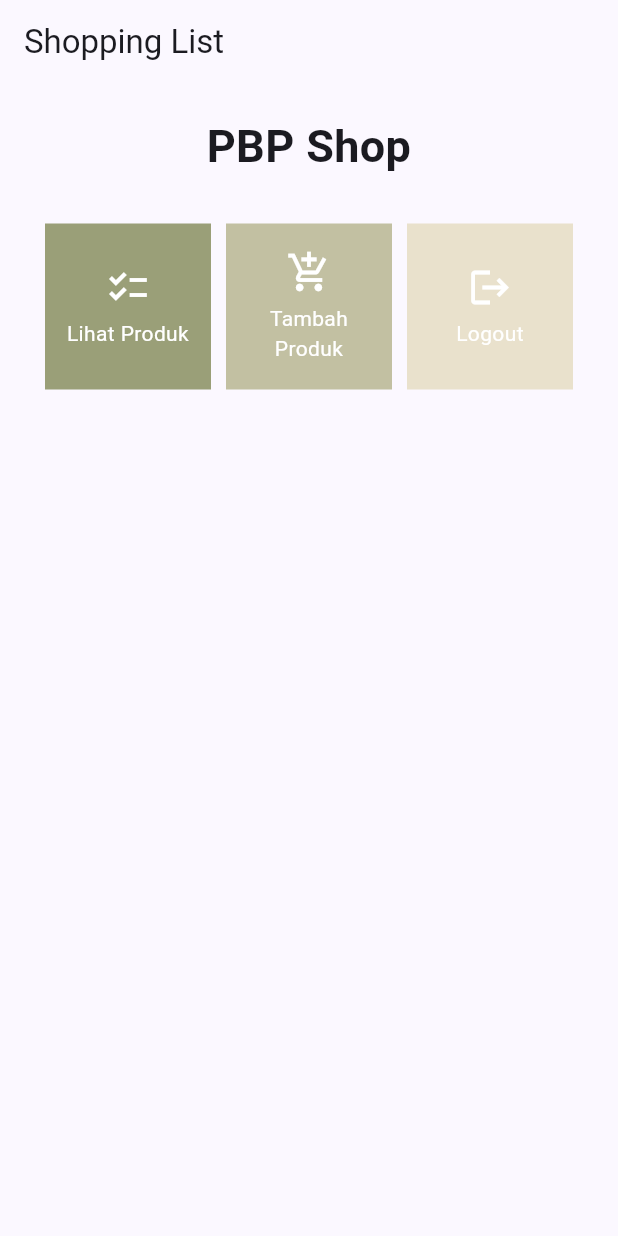
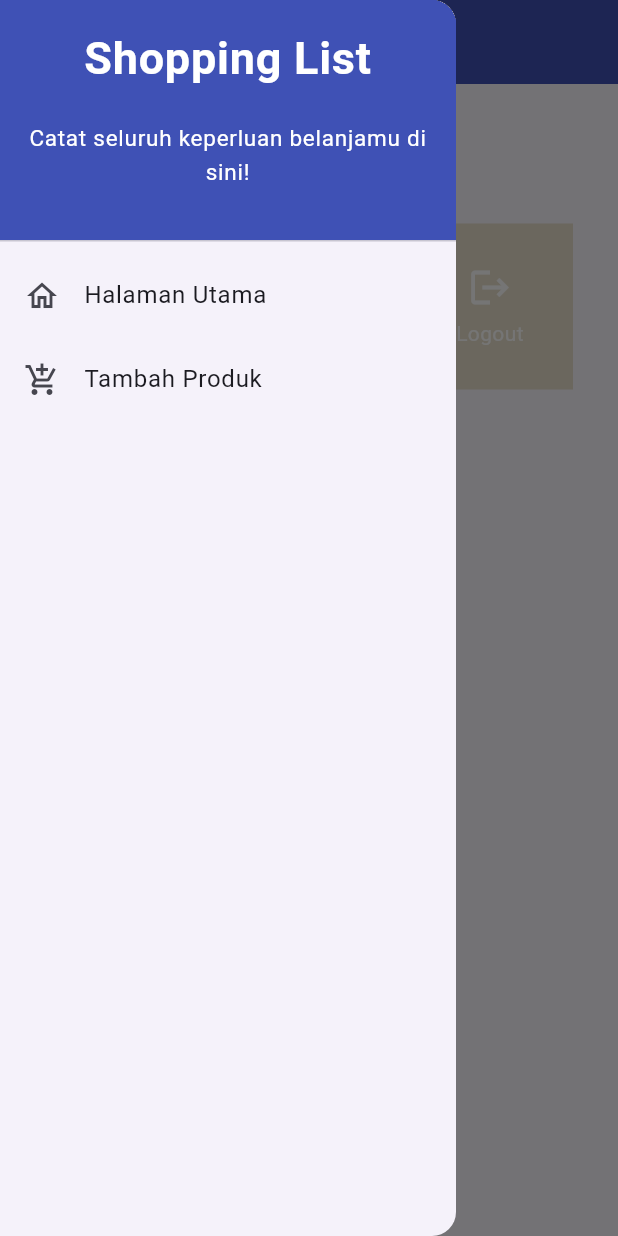
Before and after one commit to g0lgi/toko-kadal-mobile, a Flutter app: the screen it shows after launch, with the side drawer open (before the commit the screen has no drawer), on a phone screen of 412 x 824 dp. Run offline on Flutter 3.47's test engine with Material 2 defaults, Android fonts, the phone set to English and light mode, and no system bars.

Commit message:
TUGAS 8 DONE + BONUS

```diff
--- /dev/null
+++ b/lib/data.dart
@@ -0,0 +1,11 @@
+class Product{
+  final String  name;
+  final int     price;
+  final String  description;
+  Product(this.name, this.price, this.description);
+}
+
+List <Product> products= [
+  Product("Leopard Gecko", 200000, "The leopard gecko or common leopard gecko is a ground-dwelling lizard native to the rocky dry grassland and desert regions of Afghanistan, Iran, Pakistan, India, and Nepal."),
+  Product("Bearded Dragon", 300000, "Bearded dragons are a genus of reptiles native to Australia, known for their broad, triangular heads, flattened bodies, and spiny scales, with the ability to slightly change color in response to certain stimuli.")
+];
--- a/lib/main.dart
+++ b/lib/main.dart
@@ -1,5 +1,5 @@
 import 'package:flutter/material.dart';
-import 'package:toko_kadal_mobile/menu.dart';
+import 'package:toko_kadal_mobile/screens/menu.dart';
 
 void main() {
   runApp(const MyApp());
--- a/lib/menu.dart
+++ b/lib/screens/menu.dart
@@ -1,4 +1,7 @@
 import 'package:flutter/material.dart';
+import 'package:toko_kadal_mobile/widgets/left_drawer.dart';
+import 'package:toko_kadal_mobile/widgets/shop_card.dart';
+
 class MyHomePage extends StatelessWidget {
   MyHomePage({Key? key}) : super(key: key);
   final List<ShopItem> items = [
@@ -21,9 +24,13 @@ class MyHomePage extends StatelessWidget {
     return Scaffold(
       appBar: AppBar(
         title: const Text(
-          'Shopping List',
+          'Toko Kadal',
         ),
+        backgroundColor: Colors.indigo,
+        foregroundColor: Colors.white,
       ),
+      // Masukkan drawer sebagai parameter nilai drawer dari widget Scaffold
+      drawer: const LeftDrawer(),
       body: SingleChildScrollView(
         // Widget wrapper yang dapat discroll
         child: Padding(
@@ -64,54 +71,3 @@ class MyHomePage extends StatelessWidget {
     );
   }
 }
-class ShopItem {
-  final String name;
-  final IconData icon;
-  final Color color;
-
-  ShopItem(this.name, this.icon, this.color);
-}
-class ShopCard extends StatelessWidget {
-  final ShopItem item;
-
-  const ShopCard(this.item, {super.key}); // Constructor
-
-  @override
-  Widget build(BuildContext context) {
-    return Material(
-      color: item.color,
-      child: InkWell(
-        // Area responsive terhadap sentuhan
-        onTap: () {
-          // Memunculkan SnackBar ketika diklik
-          ScaffoldMessenger.of(context)
-            ..hideCurrentSnackBar()
-            ..showSnackBar(SnackBar(
-                content: Text("Kamu telah menekan tombol ${item.name}!")));
-        },
-        child: Container(
-          // Container untuk menyimpan Icon dan Text
-          padding: const EdgeInsets.all(8),
-          child: Center(
-            child: Column(
-              mainAxisAlignment: MainAxisAlignment.center,
-              children: [
-                Icon(
-                  item.icon,
-                  color: Colors.white,
-                  size: 30.0,
-                ),
-                const Padding(padding: EdgeInsets.all(3)),
-                Text(
-                  item.name,
-                  textAlign: TextAlign.center,
-                  style: const TextStyle(color: Colors.white),
-                ),
-              ],
-            ),
-          ),
-        ),
-      ),
-    );
-  }
-}
--- /dev/null
+++ b/lib/widgets/left_drawer.dart
@@ -0,0 +1,66 @@
+import 'package:flutter/material.dart';
+import 'package:toko_kadal_mobile/screens/menu.dart';
+import 'package:toko_kadal_mobile/screens/shoplist_form.dart';
+
+
+class LeftDrawer extends StatelessWidget {
+  const LeftDrawer({super.key});
+
+  @override
+  Widget build(BuildContext context) {
+    return Drawer(
+      child: ListView(
+        children: [
+          const DrawerHeader(
+            decoration: BoxDecoration(
+              color: Colors.indigo,
+            ),
+            child: Column(
+              children: [
+                Text(
+                  'Shopping List',
+                  textAlign: TextAlign.center,
+                  style: TextStyle(
+                    fontSize: 30,
+                    fontWeight: FontWeight.bold,
+                    color: Colors.white,
+                  ),
+                ),
+                Padding(padding: EdgeInsets.all(10)),
+                Text("Catat seluruh keperluan belanjamu di sini!",
+                  textAlign: TextAlign.center,
+                  style: TextStyle(
+                      fontSize: 15,
+                      color: Colors.white,
+                      fontWeight: FontWeight.normal
+                  ),
+                ),
+              ],
+            ),
+          ),
+          ListTile(
+            leading: const Icon(Icons.home_outlined),
+            title: const Text('Halaman Utama'),
+            // Bagian redirection ke MyHomePage
+            onTap: () {
+              Navigator.pushReplacement(
+                  context,
+                  MaterialPageRoute(
+                    builder: (context) => MyHomePage(),
+                  ));
+            },
+          ),
+          ListTile(
+            leading: const Icon(Icons.add_shopping_cart),
+            title: const Text('Tambah Produk'),
+            // Bagian redirection ke ShopFormPage
+            onTap: () {
+              Navigator.push(context,
+                  MaterialPageRoute(builder: (context) => ShopFormPage()));
+            },
+          ),
+        ],
+      ),
+    );
+  }
+}
--- /dev/null
+++ b/lib/widgets/shop_card.dart
@@ -0,0 +1,73 @@
+import 'package:toko_kadal_mobile/data.dart';
+import 'package:toko_kadal_mobile/screens/shoplist_form.dart';
+import 'package:flutter/material.dart';
+
+import '../screens/shoplist_view.dart';
+
+class ShopCard extends StatelessWidget {
+  final ShopItem item;
+
+  const ShopCard(this.item, {super.key}); // Constructor
+
+  @override
+  Widget build(BuildContext context) {
+    return Material(
+      color: item.color,
+      child: InkWell(
+        // Area responsive terhadap sentuhan
+        onTap: () {
+          // Memunculkan SnackBar ketika diklik
+          ScaffoldMessenger.of(context)
+            ..hideCurrentSnackBar()
+            ..showSnackBar(SnackBar(
+                content: Text("Kamu telah menekan tombol ${item.name}!")));
+          // Navigate ke route yang sesuai (tergantung jenis tombol)
+          if (item.name == "Tambah Produk") {
+            Navigator.push(
+              context,
+              MaterialPageRoute(builder: (context) => ShopFormPage()),
+            );
+          }
+          else if(item.name == "Lihat Produk"){
+            Navigator.push(
+              context,
+              MaterialPageRoute(
+                builder: (context) => ProductListPage(products: products,),
+              ),
+            );
+          }
+        },
+        child: Container(
+          // Container untuk menyimpan Icon dan Text
+          padding: const EdgeInsets.all(8),
+          child: Center(
+            child: Column(
+              mainAxisAlignment: MainAxisAlignment.center,
+              children: [
+                Icon(
+                  item.icon,
+                  color: Colors.white,
+                  size: 30.0,
+                ),
+                const Padding(padding: EdgeInsets.all(3)),
+                Text(
+                  item.name,
+                  textAlign: TextAlign.center,
+                  style: const TextStyle(color: Colors.white),
+                ),
+              ],
+            ),
+          ),
+        ),
+      ),
+    );
+  }
+}
+
+class ShopItem {
+  final String name;
+  final IconData icon;
+  final Color color;
+
+  ShopItem(this.name, this.icon, this.color);
+}
```
Also changed, not shown: lib/screens/shoplist_form.dart (added, +160 -0 lines), lib/screens/shoplist_view.dart (added, +88 -0 lines).
